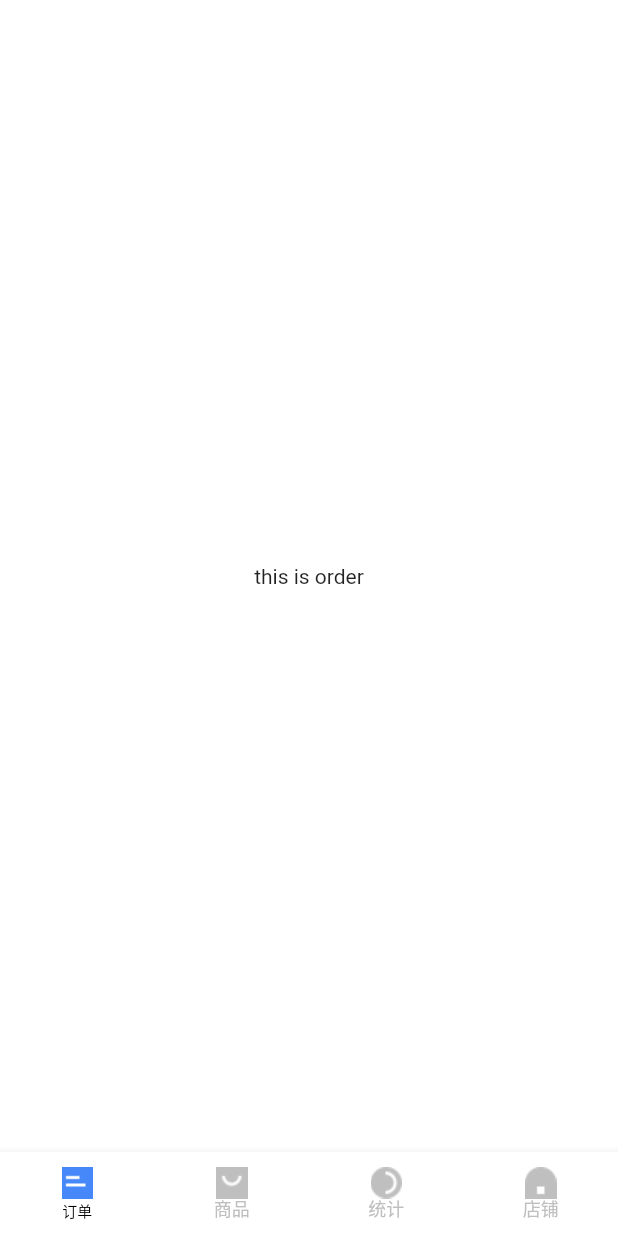
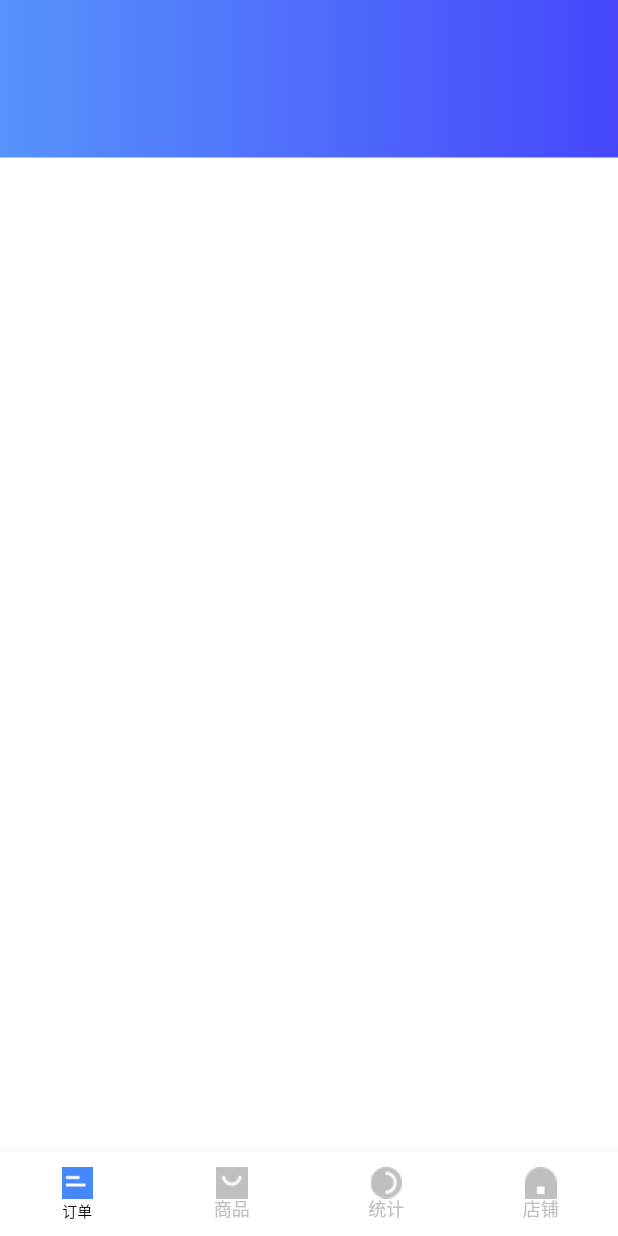
Before and after one commit to gaowei1012/drep, a Flutter app: the screen it shows after launch, on a phone screen of 412 x 824 dp. Run offline on Flutter 3.47's test engine with Material 2 defaults, Android fonts, the phone set to English and light mode, and no system bars; our stand-ins replace cached_network_image, dio, fluro, oktoast, rxdart, sprintf; missing offline and left inert: common_utils, flustars.

```diff
--- a/lib/page/order/page/order_page.dart
+++ b/lib/page/order/page/order_page.dart
@@ -51,10 +51,65 @@ class _OrderPageState extends State<OrderPage> with AutomaticKeepAliveClientMixi
     return ChangeNotifierProvider<OrderPageProvider>(
       builder: (_) => provider,
       child: Scaffold(
-        body: Center(
-          child: Text("this is order"),
-        ),
+        body: Stack(
+          children: <Widget>[
+            const SafeArea(
+              child: const SizedBox(
+                height: 105,
+                width: double.infinity,
+                child: const DecoratedBox(
+                  decoration: BoxDecoration(
+                    gradient: LinearGradient(colors: const [Color(0xFF5793FA), Color(0xFF4647FA)])
+                  ),
+                ),
+              ),
+            ),
+            NestedScrollView(
+              key: const Key('order_list'),
+              physics: ClampingScrollPhysics(),
+              headerSliverBuilder: (context, innerBosScrolled) {
+                return _sliverBuilder(context);
+              },
+              body: PageView.builder(
+                key: const Key('page_view'),
+                itemCount: 5,
+                onPageChanged: null,
+                controller: null,
+                itemBuilder: (_, index) {
+                  return null;
+                },
+              ),
+            )
+          ],
+        )
       ),
     );
   }
 }
+
+List<Widget> _sliverBuilder(BuildContext context) {
+  return <Widget>[
+    SliverOverlapAbsorber(
+      handle: NestedScrollView.sliverOverlapAbsorberHandleFor(context),
+      child: SliverAppBar(
+        leading: null,
+        actions: <Widget>[
+          IconButton(
+            onPressed: () {
+              NavigatorUtils.push(context, null);
+            },
+            tooltip: '搜索',
+            icon: const LoadAssetImage('order/icon_search', width: 22.0, height: 22.0),
+          )
+        ],
+        backgroundColor: Colors.transparent,
+        elevation: 0.0,
+        centerTitle: true,
+        expandedHeight: 100.0,
+        floating: false, // 不随着标题滚动而滚动
+        pinned: true, // 固定在顶部
+        flexibleSpace: null,
+      ),
+    )
+  ];
+}
```
Also changed, not shown: lib/widgets/my_flexible_space.dart (added, +234 -0 lines).
